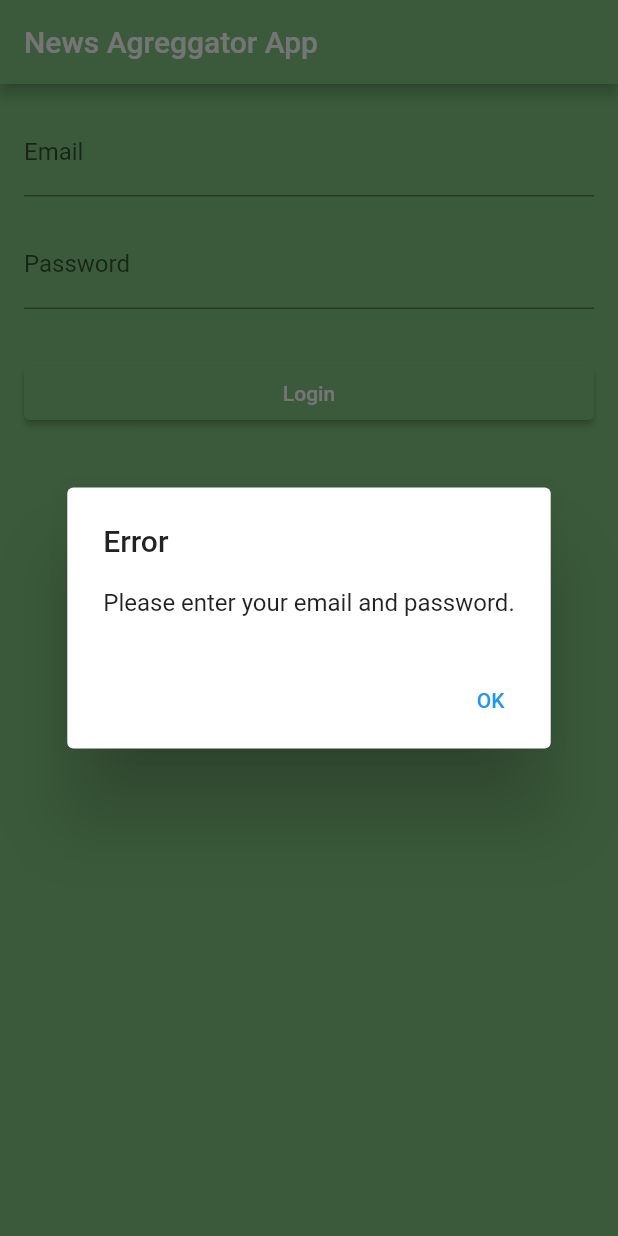
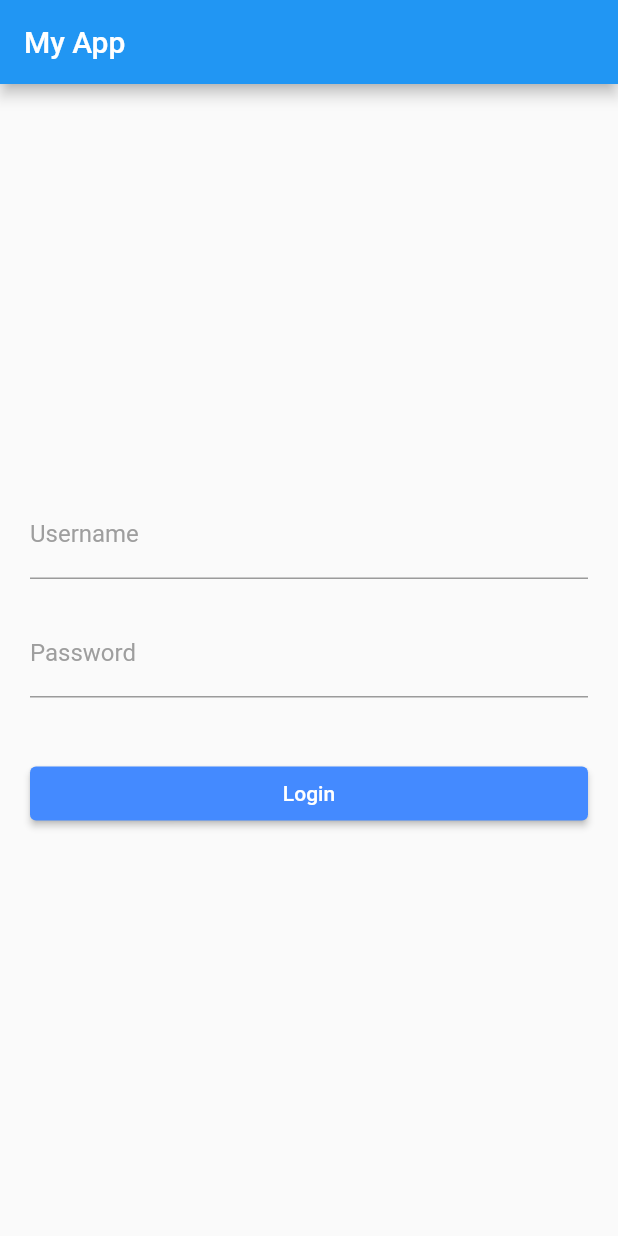
Before and after one commit to jakubmoscinski/news-aggregator, a Flutter app: the screen it shows after launch, after a tap on "Login", on a phone screen of 412 x 824 dp. Run offline on Flutter 3.47's test engine with Material 2 defaults, Android fonts, the phone set to English and light mode, and no system bars.

Commit message:
Issue #1: Login view partly implemented

```diff
--- a/news_aggregator_ui/lib/home_page.dart
+++ /dev/null
@@ -1,18 +0,0 @@
-import 'package:flutter/material.dart';
-
-Color myGreen = Color.fromARGB(255, 129, 197, 129);
-
-class HomePage extends StatelessWidget {
-  @override
-  Widget build(BuildContext context) {
-    return Scaffold(
-      appBar: AppBar(
-        backgroundColor: myGreen,
-        title: Text('Welcome!'),
-      ),
-      body: Center(
-        child: Text('This is the login page'),
-      ),
-    );
-  }
-}
--- a/news_aggregator_ui/lib/main.dart
+++ b/news_aggregator_ui/lib/main.dart
@@ -1,96 +1,33 @@
 import 'package:flutter/material.dart';
-import 'package:news_aggregator_ui/home_page.dart';
+import 'package:news_aggregator_ui/view/login_view.dart';
+
+//todo there is some better way to od imports
 
 void main() {
   runApp(MaterialApp(
-    title: 'News Agreggator',
-    home: LoginPage(),
+    title: 'News Aggregator',
+    home: MyHomePage(),
+    theme: ThemeData(
+      primaryColor: Colors.blueGrey,
+      accentColor: Colors.blueAccent,
+      // Define more styles here as per your requirement
+      // For example:
+      textTheme: const TextTheme(
+        headline1: TextStyle(fontSize: 32, fontWeight: FontWeight.bold),
+        bodyText1: TextStyle(fontSize: 16),
+        button: TextStyle(color: Colors.white),
+      ),
+      inputDecorationTheme: InputDecorationTheme(
+        focusedBorder: OutlineInputBorder(
+          borderSide: BorderSide(color: Colors.blueAccent),
+        ),
+        labelStyle: TextStyle(color: Colors.grey),
+      ),
+      elevatedButtonTheme: ElevatedButtonThemeData(
+        style: ElevatedButton.styleFrom(
+          primary: Colors.blueAccent,
+        ),
+      ),
+    ),
   ));
 }
-
-class LoginPage extends StatefulWidget {
-  @override
-  _LoginPageState createState() => new _LoginPageState();
-}
-
-Color myGreen = Color.fromARGB(255, 129, 197, 129);
-
-class _LoginPageState extends State<LoginPage> {
-  // Initialize variables to store email and password
-  String _email = '';
-  String _password = '';
-
-  // Method to handle login button press
-  void _handleLogin() {
-    // Check if email and password are not empty
-    if (_email.isNotEmpty && _password.isNotEmpty) {
-      // Navigate to main page of the app
-      Navigator.pushNamed(context, '/main');
-    } else {
-      // Show error message if email or password are empty
-      showDialog(
-        context: context,
-        builder: (context) => AlertDialog(
-          title: Text('Error'),
-          content: Text('Please enter your email and password.'),
-          actions: [
-            TextButton(
-              onPressed: () => Navigator.push(
-                context,
-                MaterialPageRoute(builder: (context) => LoginPage()),
-              ),
-              child: Text('OK'),
-            ),
-          ],
-        ),
-      );
-    }
-  }
-
-  @override
-  Widget build(BuildContext context) {
-    return Scaffold(
-      backgroundColor: myGreen,
-      appBar: AppBar(
-        backgroundColor: myGreen,
-        title: const Text('News Agreggator App'),
-      ),
-      body: Padding(
-        padding: const EdgeInsets.all(16.0),
-        child: Column(
-          crossAxisAlignment: CrossAxisAlignment.stretch,
-          children: [
-            // Email input field
-            TextFormField(
-              keyboardType: TextInputType.emailAddress,
-              decoration: const InputDecoration(
-                labelText: 'Email',
-                hintText: 'example@gmail.com',
-              ),
-              onChanged: (value) => setState(() => _email = value),
-            ),
-            const SizedBox(height: 16.0),
-
-            // Password input field
-            TextFormField(
-              obscureText: true,
-              decoration: const InputDecoration(
-                labelText: 'Password',
-                hintText: '***************',
-              ),
-              onChanged: (value) => setState(() => _password = value),
-            ),
-            const SizedBox(height: 32.0),
-
-            // Login button
-            ElevatedButton(
-              onPressed: _handleLogin,
-              style: ElevatedButton.styleFrom(backgroundColor: myGreen),
-              child: const Text('Login'),
-            ),
-          ],
-        ),
-      ),
-    );
-  }
-}
--- /dev/null
+++ b/news_aggregator_ui/lib/view/login_view.dart
@@ -0,0 +1,52 @@
+import 'package:flutter/material.dart';
+import 'package:news_aggregator_ui/view/login_view.dart';
+
+//todo some imports to remove
+
+class MyHomePage extends StatelessWidget {
+  @override
+  Widget build(BuildContext context) {
+    return Scaffold(
+      appBar: AppBar(
+        title: const Text('My App'),
+      ),
+      body: LoginPage(),
+    );
+  }
+}
+
+class LoginPage extends StatelessWidget {
+  @override
+  Widget build(BuildContext context) {
+    return Scaffold(
+      body: Center(
+        child: Container(
+          padding: EdgeInsets.all(20),
+          child: Column(
+            mainAxisAlignment: MainAxisAlignment.center,
+            crossAxisAlignment: CrossAxisAlignment.stretch,
+            children: <Widget>[
+              TextFormField(
+                decoration: const InputDecoration(
+                  labelText: 'Username',
+                ),
+              ),
+              const SizedBox(height: 20),
+              TextFormField(
+                obscureText: true,
+                decoration: InputDecoration(
+                  labelText: 'Password',
+                ),
+              ),
+              SizedBox(height: 40),
+              ElevatedButton(
+                onPressed: () {},
+                child: Text('Login'),
+              ),
+            ],
+          ),
+        ),
+      ),
+    );
+  }
+}
```
Also changed, not shown: 1 other file.
